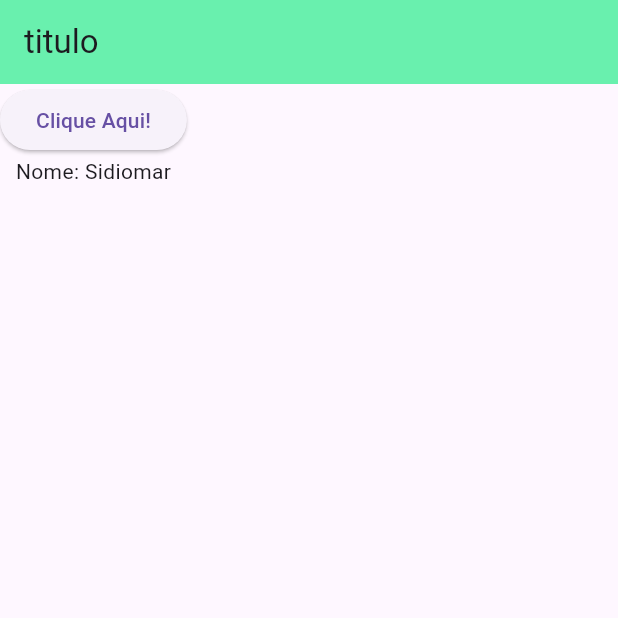
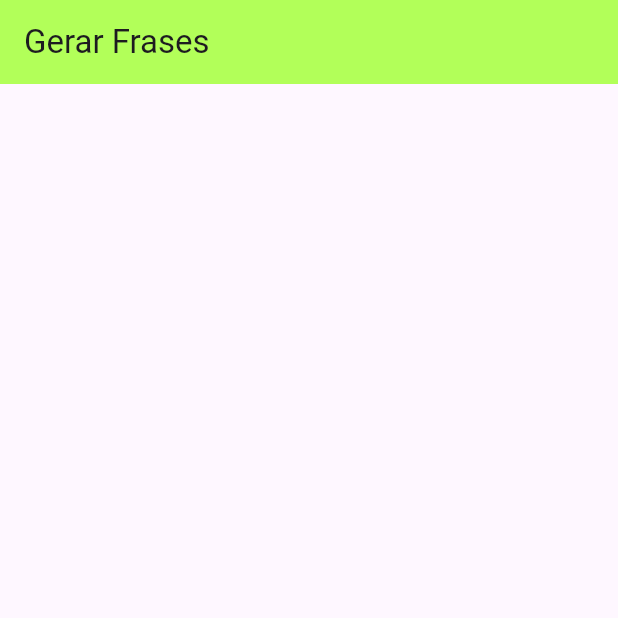
Before and after one commit to SIDH-1998/Frases-do-dia-flutter, a Flutter app: the screen it shows after launch, on a phone screen of 412 x 824 dp, the top half of it. Run offline on Flutter 3.47's test engine with Material 3 defaults, Android fonts, the phone set to English and light mode, and no system bars.

Commit message:
Estrutura inicial do app em flutter. aula 65

```diff
--- a/frases_dia/lib/main.dart
+++ b/frases_dia/lib/main.dart
@@ -6,44 +6,28 @@
 */
 
 void main(){
+  runApp(const MaterialApp(
+    home: Home(),
+    debugShowCheckedModeBanner: false,
 
-  runApp(
+  ));
+}
+class Home extends StatefulWidget {
+  const Home({super.key});
 
-    const MaterialApp(
-      debugShowCheckedModeBanner: false,
-      home: HomeStateful(),
-    ));
+  @override
+  State<Home> createState() => _HomeState();
 }
 
-class HomeStateful extends StatefulWidget {
-  const HomeStateful({super.key});
-
-  @override
-  State<HomeStateful> createState() => _HomeStatefulState();
-}
-
-class _HomeStatefulState extends State<HomeStateful> {
+class _HomeState extends State<Home> {
   @override
   Widget build(BuildContext context) {
-
-    var _texto = "Sidiomar";
-
-    return  Scaffold(
+    return Scaffold(
       appBar: AppBar(
-        title: Text ("titulo"),
-        backgroundColor: Colors.greenAccent,
+        title: const Text("Gerar Frases"),
+        backgroundColor: Colors.lightGreenAccent,
       ),
-      body: Container(
-        child: Column(
-          children: <Widget>[
-            ElevatedButton(
-                onPressed: (){},
-              child: Text("Clique Aqui!"),
-            ),
-            Text("Nome: $_texto"),
-          ],
-        ),
-      ),
+      body: Container(),
     );
   }
 }
```
